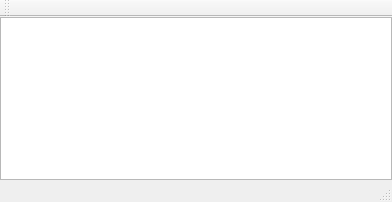
Qt form src/app/mainwindow.ui (f0ghua/qcReader) before a commit.
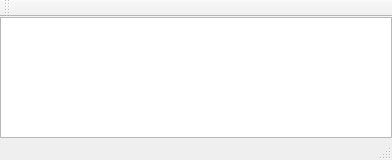
The same form after that commit.

Patch:
```diff
--- a/src/app/mainwindow.ui
+++ b/src/app/mainwindow.ui
@@ -7,7 +7,7 @@
     <x>0</x>
     <y>0</y>
     <width>392</width>
-    <height>202</height>
+    <height>160</height>
    </rect>
   </property>
   <property name="windowTitle">
```
